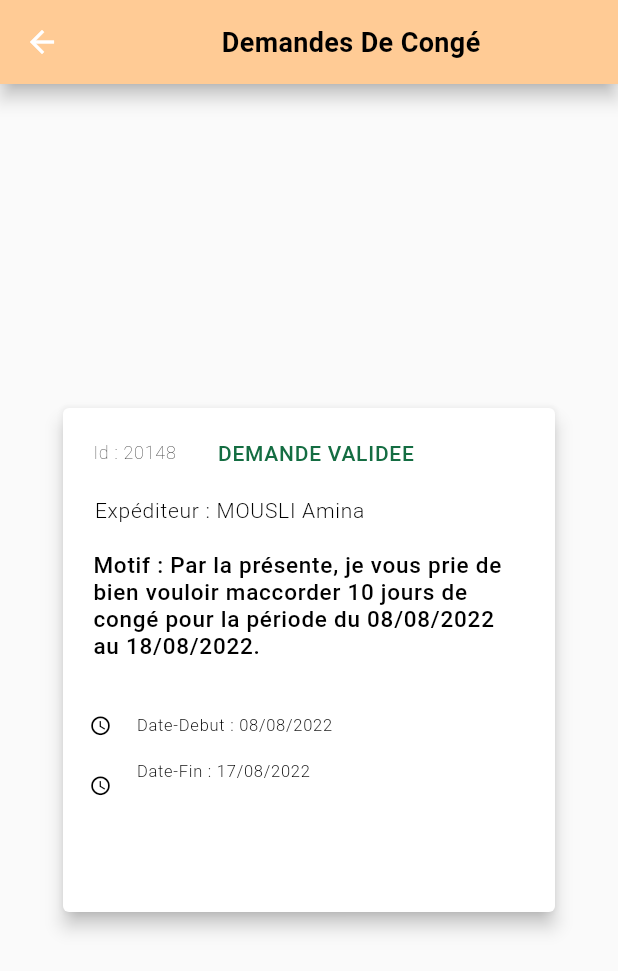
After one commit to xmeix/app_sonatrach, a Flutter app: the Demande_Screen screen opened directly, on a phone screen of 412 x 824 dp. The commit adds this screen. Shown: the top 971 px of the screen. Run offline on Flutter 3.47's test engine with Material 2 defaults, Android fonts, the phone set to English and light mode, and no system bars; our stand-ins replace cloud_firestore, firebase_auth, firebase_core, font_awesome_flutter, google_nav_bar; accounts and stored records are empty; statements that could not run were skipped.

Commit message:
Co-authored-by: mousli-amina <mousli-amina@users.noreply.github.com>

```diff
--- /dev/null
+++ b/lib/screens/demande_screen.dart
@@ -0,0 +1,184 @@
+// ignore_for_file: prefer_const_constructors, prefer_const_literals_to_create_immutables
+
+import 'package:flutter/material.dart';
+class Demande_Screen extends StatelessWidget {
+  const Demande_Screen({Key? key}) : super(key: key);
+
+  @override
+  Widget build(BuildContext context) {
+     return Scaffold(
+      appBar: AppBar(
+        title:Center(
+          child: Text(
+            'Demandes De Congé',
+            style: TextStyle(
+              fontSize: 18,
+              fontWeight: FontWeight.bold,
+              color: Colors.black,
+              letterSpacing: 0.25,
+            ),
+          ),
+        ),
+        backgroundColor: Color(0xFFFFCB95),
+        elevation: 5,
+  //       actions: <Widget>[
+  //             IconButton(
+  //                       icon: Icon(
+  //                      Icons.home,
+  //                    color: Colors.black,
+  //                    size: 22,
+  //                                ),
+  //              onPressed: () {
+  //                   // do something
+  //               },
+  //   )
+  // ],
+      ),
+      body: Container(
+
+        padding: EdgeInsets.all(15),
+
+        child: Center(
+          child: Container(
+            margin: EdgeInsets.all(5),
+            child: Container(
+              height: 380,
+              child: Padding(
+                padding: const EdgeInsets.all(18),
+                child: Card(
+                  elevation: 5,
+
+                  child: Column(
+                               children: [
+                                Row(
+
+                                  children: [
+                                     SizedBox(width: 20 , height: 60,),
+                                     Text(
+                                    'Id : 20148 ',
+                                    style: TextStyle(
+                                      fontSize: 12,
+                                      fontWeight: FontWeight.w200,
+                                      color: Colors.black,
+                                      letterSpacing: 0.5,
+
+                                    ),
+                                    ),
+                                   Text('       '),
+                                     Text(
+                                    'DEMANDE VALIDEE',
+                                    style: TextStyle(
+                                      fontSize: 14,
+                                      fontWeight: FontWeight.w500,
+                                      color: Color.fromARGB(255, 20, 109, 66),
+                                      letterSpacing: 0.5,
+
+                                    ),
+                                    ),
+                                  ],
+                                ),
+
+                                         Row(
+
+                                           children: [
+                                            SizedBox(width: 21,),
+                                             Text(
+                                              'Expéditeur : MOUSLI Amina ',
+                                              style: TextStyle(
+                                              fontSize: 14,
+                                              fontWeight: FontWeight.w300,
+                                              color: Colors.black,
+                                              letterSpacing: 0.5,
+                                                                   ),
+                                                                   ),
+                                           ],
+                                         ),
+
+                                     Padding(
+                                       padding: const EdgeInsets.all(20),
+                                       child: Text(
+                                  'Motif : Par la présente, je vous prie de bien vouloir m''accorder 10 jours de congé pour la période du 08/08/2022 au 18/08/2022.',
+                                  style: TextStyle(
+                                        fontSize: 15,
+                                        fontWeight: FontWeight.w500,
+                                        color: Colors.black,
+                                        letterSpacing: 0.5,
+                                  ),
+                                  ),
+                                     ),
+
+
+
+                                    Column(
+
+                                      children: [
+
+                                        Row(
+
+                                          children: [
+                                             SizedBox(width: 1,),
+
+                                             IconButton(
+                                                          icon: Icon(
+                                                                      Icons.access_time,
+                                                                      color: Colors.black,
+                                                                       size: 15,
+                                                              ),
+                                                     onPressed: () {
+                                                                        // do something
+                                                                    },
+                                              ),
+
+                                            Text(
+                                  'Date-Debut : 08/08/2022',
+                                  style: TextStyle(
+                                            fontSize: 11,
+                                            fontWeight: FontWeight.w300,
+                                            color: Colors.black,
+                                            letterSpacing: 0.5,
+                                  ),
+                                  ),
+                                          ],
+                                        ),
+                                      Container(
+                                        height: 11,
+                                        child: Row(
+                                                      children: [
+                                                                  SizedBox(width: 1,),
+                                                                   IconButton(
+                                                                                  icon: Icon(
+                                                                                             Icons.access_time,
+                                                                                             color: Colors.black,
+                                                                                              size: 15,
+                                                                                             ),
+                                                       onPressed: () {  // do something
+                                                                      },
+                                                                   ),
+
+                                        Text(
+                                        'Date-Fin : 17/08/2022 ',
+                                        style: TextStyle(
+                                          fontSize: 11,
+                                          fontWeight: FontWeight.w300,
+                                          color: Colors.black,
+                                          letterSpacing: 0.5,
+                                        ),
+                                        ),
+                                    ],
+                                  ),
+                                      ),
+                                      ],
+                                    ),
+
+
+                               ],
+                  ),
+                ),
+              ),
+            ),
+          ),
+        ),
+      ),
+     ) ;
+  }
+}
```
Also changed, not shown: lib/screens/personnel_acceuil_screen.dart (+88 -3 lines), lib/screens/responsable_acceuil_screen.dart (+66 -3 lines), lib/widgets/carte.dart (added, +64 -0 lines).
